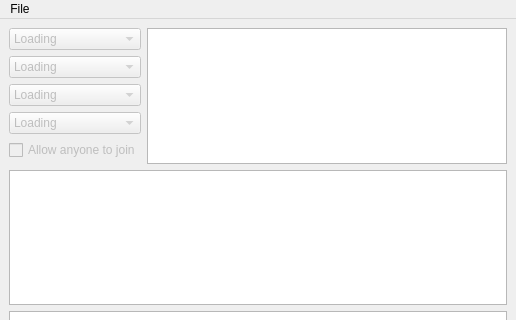
First picture: the form in src/ui/MainWindow.ui, repository sebr/critter, before the edit; both pictures show x 0 to 516 and y 0 to 320 of the 516 by 506 pixel window.
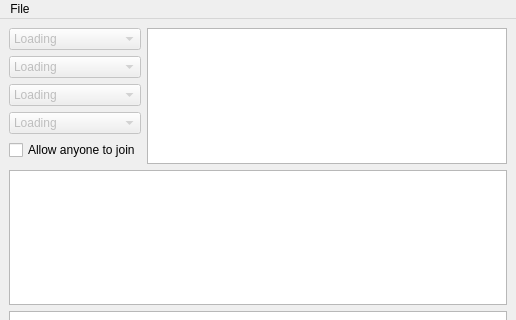
Second picture: the form after the edit.

Commit message: Add reviewers to the list

Patch:
```diff
--- a/src/ui/MainWindow.ui
+++ b/src/ui/MainWindow.ui
@@ -70,7 +70,7 @@
         <item>
          <widget class="QCheckBox" name="checkBox">
           <property name="enabled">
-           <bool>false</bool>
+           <bool>true</bool>
           </property>
           <property name="text">
            <string>Allow anyone to join</string>
```
Left out of the diff: 2 changed lines with no effect on the pictures. The commit also changes 1 other file.
